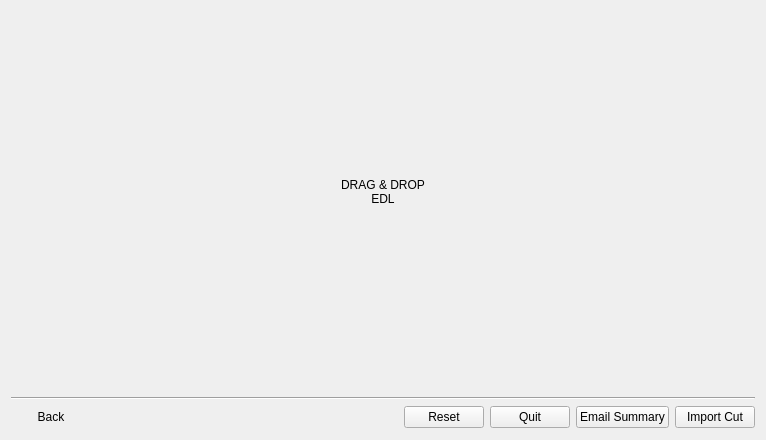
The window that resources/dialog.ui (shotgunsoftware/tk-multi-importcut) describes before a commit, drawn with Qt 5.
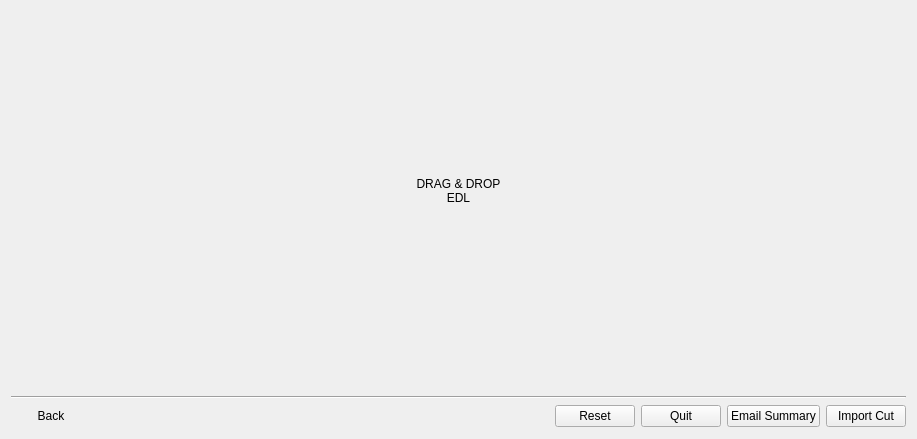
The same window after the commit. Icons and pictures are not drawn. Custom widgets are drawn as their Qt base class.

```diff
--- a/resources/dialog.ui
+++ b/resources/dialog.ui
@@ -6,8 +6,8 @@
    <rect>
     <x>0</x>
     <y>0</y>
-    <width>766</width>
-    <height>440</height>
+    <width>917</width>
+    <height>439</height>
    </rect>
   </property>
   <property name="windowTitle">
```
